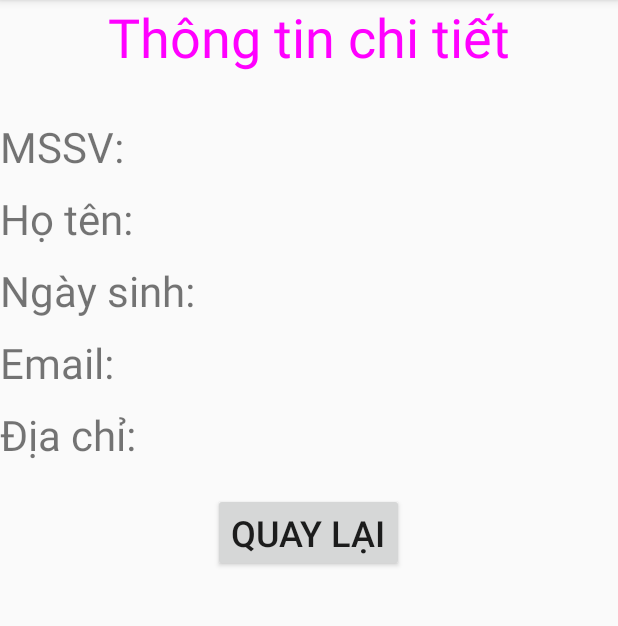
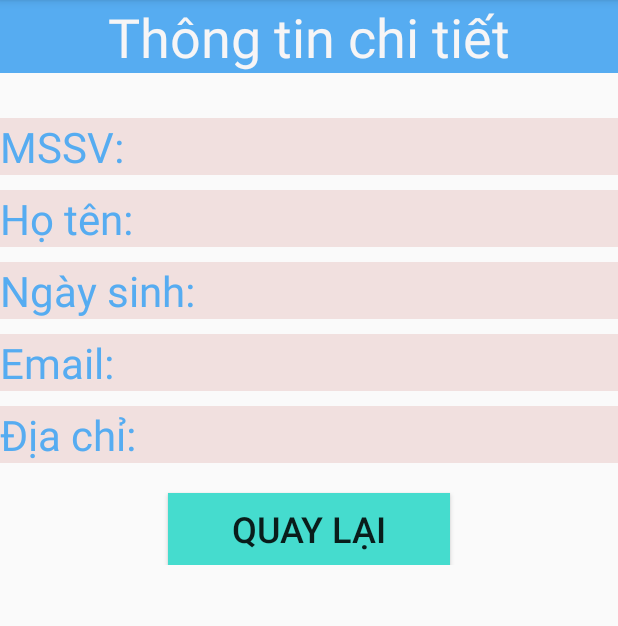
Before and after one commit to tranxuanvung/StudentManagement20184021, an Android app: the StudentInfo screen opened directly, with no data from a screen before it, on a phone screen of 412 x 824 dp, the part 84-710 px from its top. Run offline under Robolectric (Android 15) with nearby library versions, the phone set to English and light mode, and no system bars; 5 statements that could not run were skipped.

Commit message:
version-1

```diff
--- a/app/src/main/res/layout/activity_main.xml
+++ b/app/src/main/res/layout/activity_main.xml
@@ -11,6 +11,7 @@
     <ListView
         android:id="@+id/list_students"
         android:layout_width="match_parent"
-        android:layout_height="match_parent" />
+        android:layout_height="match_parent"
+        android:background="#C5E4FD"/>
 
 </LinearLayout>
--- a/app/src/main/res/layout/activity_student_info.xml
+++ b/app/src/main/res/layout/activity_student_info.xml
@@ -9,27 +9,31 @@
     <LinearLayout
         android:layout_width="match_parent"
         android:layout_height="match_parent"
-        android:orientation="vertical">
+        android:orientation="vertical"
+        >
 
         <TextView
-            android:textColor="#ff00ff"
+            android:textColor="#F6F5F6"
             android:textSize="36sp"
             android:gravity="center"
             android:text="Thông tin chi tiết"
             android:layout_width="match_parent"
-            android:layout_height="wrap_content" />
+            android:layout_height="wrap_content"
+            android:background="#56ACF1"/>
 
         <LinearLayout
             android:layout_marginTop="30dp"
             android:orientation="horizontal"
             android:layout_width="match_parent"
-            android:layout_height="wrap_content">
+            android:layout_height="wrap_content"
+            android:background="#F1E0DF">
 
             <TextView
                 android:text="MSSV: "
                 android:textSize="28sp"
                 android:layout_width="wrap_content"
-                android:layout_height="wrap_content" />
+                android:layout_height="wrap_content"
+                android:textColor="#56ACF1"/>
 
             <TextView
                 android:id="@+id/txt_mssv"
@@ -43,13 +47,15 @@
             android:layout_marginTop="10dp"
             android:orientation="horizontal"
             android:layout_width="match_parent"
-            android:layout_height="wrap_content">
+            android:layout_height="wrap_content"
+            android:background="#F1E0DF">
 
             <TextView
                 android:text="Họ tên: "
                 android:textSize="28sp"
                 android:layout_width="wrap_content"
-                android:layout_height="wrap_content" />
+                android:layout_height="wrap_content"
+                android:textColor="#56ACF1"/>
 
             <TextView
                 android:id="@+id/txt_hoten"
@@ -63,13 +69,15 @@
             android:layout_marginTop="10dp"
             android:orientation="horizontal"
             android:layout_width="match_parent"
-            android:layout_height="wrap_content">
+            android:layout_height="wrap_content"
+            android:background="#F1E0DF">
 
             <TextView
                 android:text="Ngày sinh: "
                 android:textSize="28sp"
                 android:layout_width="wrap_content"
-                android:layout_height="wrap_content" />
+                android:layout_height="wrap_content"
+                android:textColor="#56ACF1"/>
 
             <TextView
                 android:id="@+id/txt_dob"
@@ -83,13 +91,15 @@
             android:layout_marginTop="10dp"
             android:orientation="horizontal"
             android:layout_width="match_parent"
-            android:layout_height="wrap_content">
+            android:layout_height="wrap_content"
+            android:background="#F1E0DF">
 
             <TextView
                 android:text="Email: "
                 android:textSize="28sp"
                 android:layout_width="wrap_content"
-                android:layout_height="wrap_content" />
+                android:layout_height="wrap_content"
+                android:textColor="#56ACF1"/>
 
             <TextView
                 android:id="@+id/txt_email"
@@ -103,13 +113,15 @@
             android:layout_marginTop="10dp"
             android:orientation="horizontal"
             android:layout_width="match_parent"
-            android:layout_height="wrap_content">
+            android:layout_height="wrap_content"
+            android:background="#F1E0DF">
 
             <TextView
                 android:text="Địa chỉ: "
                 android:textSize="28sp"
                 android:layout_width="wrap_content"
-                android:layout_height="wrap_content" />
+                android:layout_height="wrap_content"
+                android:textColor="#56ACF1"/>
 
             <TextView
                 android:id="@+id/txt_address"
@@ -121,12 +133,13 @@
 
         <Button
             android:id="@+id/btn_back"
+            android:layout_width="188dp"
+            android:layout_height="wrap_content"
+            android:layout_gravity="center"
             android:layout_marginTop="20dp"
-            android:layout_gravity="center"
-            android:textSize="24sp"
+            android:background="#45DCCE"
             android:text="Quay lại"
-            android:layout_width="wrap_content"
-            android:layout_height="wrap_content" />
+            android:textSize="24sp" />
 
     </LinearLayout>
 
```
Also changed, not shown: app/src/main/res/layout/activity_update_form.xml (+29 -17 lines).
